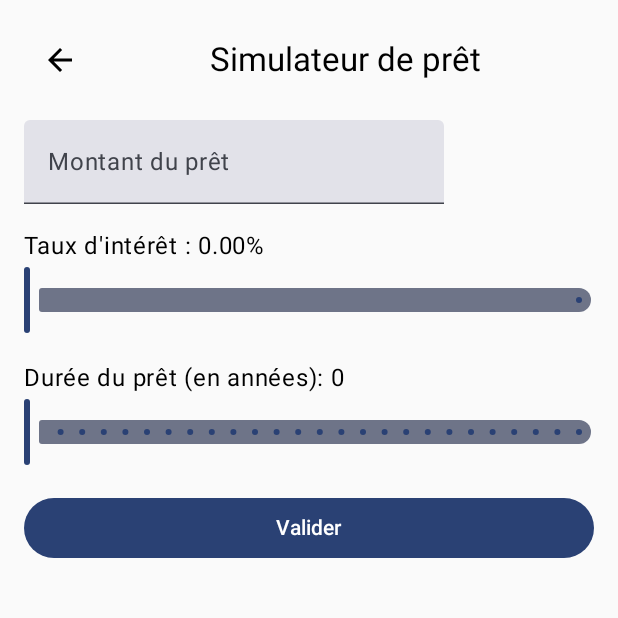
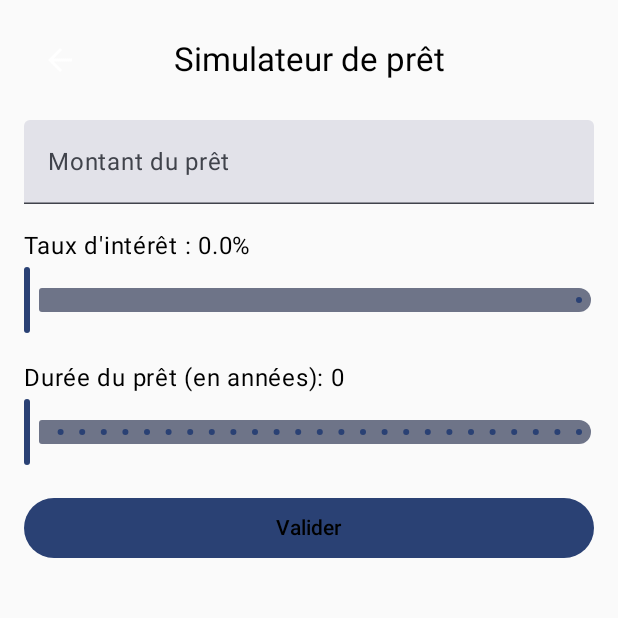
Before and after one commit to Lodenou/RealEstateManager, an Android app built with Jetpack Compose: the screen it shows after launch (LoanCalculatorActivity), on a phone screen of 412 x 824 dp, the top half of it. Run offline under Robolectric (Android 15) with nearby library versions, the phone set to English and light mode, and no system bars.

Commit message:
design/UX improvements

```diff
--- a/app/src/main/java/com/lodenou/realestatemanager/activity/LoanCalculatorActivity.kt
+++ b/app/src/main/java/com/lodenou/realestatemanager/activity/LoanCalculatorActivity.kt
@@ -3,16 +3,15 @@ package com.lodenou.realestatemanager.activity
 import android.app.Activity
 import android.content.Context
 import android.os.Bundle
+import android.util.Log
 import android.widget.Toast
 import androidx.activity.ComponentActivity
-import androidx.activity.compose.rememberLauncherForActivityResult
 import androidx.activity.compose.setContent
 import androidx.activity.viewModels
-import androidx.compose.foundation.layout.Box
+import androidx.compose.foundation.layout.Arrangement
 import androidx.compose.foundation.layout.Column
 import androidx.compose.foundation.layout.Row
 import androidx.compose.foundation.layout.Spacer
-import androidx.compose.foundation.layout.fillMaxSize
 import androidx.compose.foundation.layout.fillMaxWidth
 import androidx.compose.foundation.layout.height
 import androidx.compose.foundation.layout.padding
@@ -23,6 +22,7 @@ import androidx.compose.material.icons.filled.ArrowBack
 import androidx.compose.material3.Button
 import androidx.compose.material3.Icon
 import androidx.compose.material3.IconButton
+import androidx.compose.material3.IconButtonDefaults
 import androidx.compose.material3.MaterialTheme
 import androidx.compose.material3.Slider
 import androidx.compose.material3.Text
@@ -65,7 +65,7 @@ fun LoanCalculator(viewModel: LoanCalculatorViewModel) {
         Spacer(modifier = Modifier.height(16.dp))
         LoanTermSlider(viewModel)
         Spacer(modifier = Modifier.height(16.dp))
-        CalculateButton(viewModel, context)
+        ValidateButton(viewModel, context)
         DisplayLoanCalculationResult(viewModel)
     }
 }
@@ -75,16 +75,23 @@ fun LoanTitleWithBackButton() {
     val activity = LocalContext.current as Activity
     Row(
         verticalAlignment = Alignment.CenterVertically,
-        modifier = Modifier.fillMaxWidth()
+        modifier = Modifier.fillMaxWidth(),
+
     ) {
-        IconButton(onClick = { activity.finish()}) {
-            Icon(Icons.Filled.ArrowBack, contentDescription = "Retour")
+        IconButton(onClick = { activity.finish() },
+            colors =  IconButtonDefaults.iconButtonColors(
+                contentColor = Color.White)
+            ) {
+            Icon(Icons.Filled.ArrowBack,
+                contentDescription = "Retour",
+                 )
+
         }
         Text(
             text = "Simulateur de prêt",
             style = MaterialTheme.typography.titleLarge,
-            modifier = Modifier.weight(1f),
-            textAlign = TextAlign.Center
+            modifier = Modifier.padding(start = 52.dp),
+            textAlign = TextAlign.Start
         )
     }
 }
@@ -99,7 +106,8 @@ fun LoanAmountInput(viewModel: LoanCalculatorViewModel, context: Context) {
         label = { Text("Montant du prêt") },
         placeholder = { Text("Entrez le montant") },
         singleLine = true,
-        keyboardOptions = KeyboardOptions(keyboardType = KeyboardType.Number)
+        keyboardOptions = KeyboardOptions(keyboardType = KeyboardType.Number),
+        modifier = Modifier.fillMaxWidth()
     )
 }
 
@@ -125,14 +133,16 @@ private fun handleAmountInput(
 @Composable
 fun InterestRateSlider(viewModel: LoanCalculatorViewModel) {
     SliderWithValueFloat(
-        label = "Taux d'intérêt : ${"%.2f".format(viewModel.mortgageRate.doubleValue * 100)}%",
+        label = "Taux d'intérêt : ${"%.1f".format(viewModel.mortgageRate.doubleValue * 100)}%",
         sliderValue = viewModel.mortgageRate.doubleValue.toFloat() * 100,
         onSliderValueChange = { newValue ->
             viewModel.mortgageRate.doubleValue = newValue.toDouble() / 100
         },
-        range = 0f..15f
+        range = 0f..15f,
     )
 }
+
+
 
 @Composable
 fun LoanTermSlider(viewModel: LoanCalculatorViewModel) {
@@ -149,7 +159,7 @@ fun LoanTermSlider(viewModel: LoanCalculatorViewModel) {
 
 @OptIn(ExperimentalComposeUiApi::class)
 @Composable
-fun CalculateButton(viewModel: LoanCalculatorViewModel, context: Context) {
+fun ValidateButton(viewModel: LoanCalculatorViewModel, context: Context) {
     val keyboardController = LocalSoftwareKeyboardController.current
     Button(
         onClick = {
@@ -158,13 +168,14 @@ fun CalculateButton(viewModel: LoanCalculatorViewModel, context: Context) {
         },
         modifier = Modifier.fillMaxWidth()
     ) {
-        Text("Valider")
+        Text("Valider",
+            color = Color.Black)
     }
 }
 
 private fun validateAndCalculateLoan(viewModel: LoanCalculatorViewModel, context: Context) {
     val amount = viewModel.amount.value.toDoubleOrNull() ?: 0.0
-    val rate = viewModel.mortgageRate.doubleValue / 100
+    val rate = viewModel.mortgageRate.doubleValue
     val termYears = viewModel.term.intValue
 
 
@@ -221,14 +232,16 @@ fun SliderWithValueInt(
 
 
 fun calculateMonthlyPayment(amount: Double, annualRate: Double, termYears: Int): Double {
-    val monthlyInterestRate = annualRate / 12 / 100
+    val monthlyInterestRate = annualRate / 12
     val loanTermMonths = termYears * 12
 
     return if (monthlyInterestRate > 0) {
+
         val monthlyPayment =
             amount * (monthlyInterestRate * (1 + monthlyInterestRate).pow(loanTermMonths)) /
                     ((1 + monthlyInterestRate).pow(loanTermMonths) - 1)
         monthlyPayment
+
     } else {
         amount / loanTermMonths
     }
@@ -237,9 +250,18 @@ fun calculateMonthlyPayment(amount: Double, annualRate: Double, termYears: Int):
 @Composable
 fun DisplayResult(result: Float?) {
     Column {
-        Spacer(modifier = Modifier.height(40.dp))
+//        Spacer(modifier = Modifier.height(10.dp))
         if (result != null) {
-            Box(modifier = Modifier.fillMaxSize(), contentAlignment = Alignment.Center) {
+//            Box(modifier = Modifier.fillMaxSize(),
+//                contentAlignment = Alignment.Center
+//            )
+            Spacer(modifier = Modifier.height(26.dp))
+            Row(modifier = Modifier
+                .fillMaxWidth()
+                .align(Alignment.CenterHorizontally),
+                horizontalArrangement = Arrangement.Center
+                )
+            {
                 Text(
                     text = "" + result + "€ de mensualités à payer", textAlign = TextAlign.Center,
                     modifier = Modifier.width(150.dp)
--- a/build.gradle.kts
+++ b/build.gradle.kts
@@ -2,4 +2,5 @@
 plugins {
     id("com.android.application") version "8.2.2" apply false
     id("org.jetbrains.kotlin.android") version "1.9.0" apply false
+    id("com.google.devtools.ksp") version "1.9.0-1.0.13" apply false
 }
```
Also changed, not shown: app/build.gradle.kts (+29 -4 lines).
